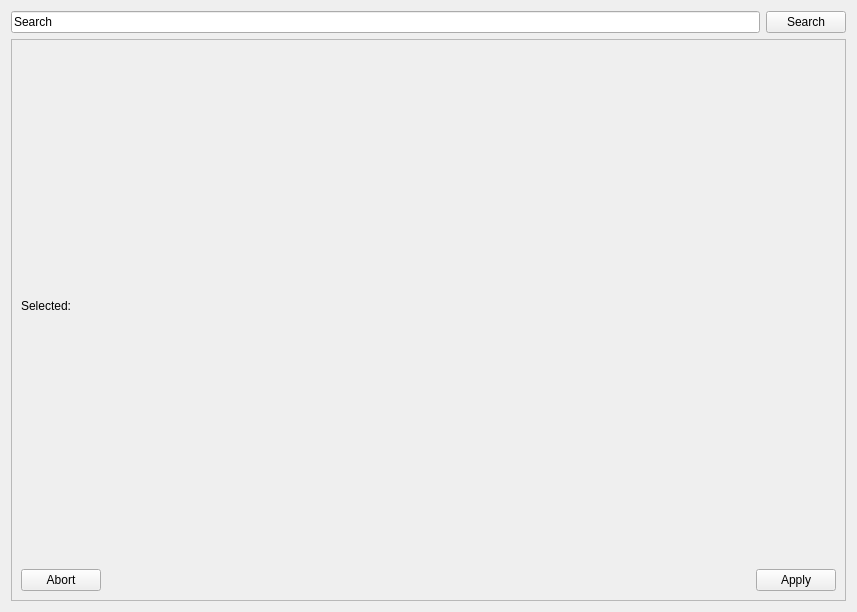
Qt form ui/relationalselection.ui (viur-framework/viur-admin) before a commit.
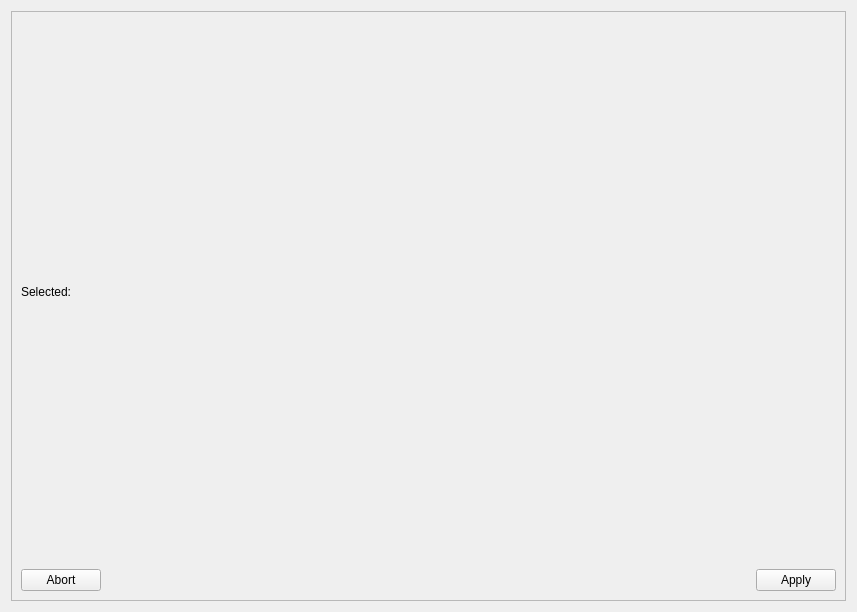
The same form after that commit. Icons and pictures are not drawn.

Commit message: Removed obsolete searchbar from relationalbone (has been superseeded by the ones provided by the displaywidgets itself)

Diff of the .ui file:
```diff
--- a/ui/relationalselection.ui
+++ b/ui/relationalselection.ui
@@ -14,28 +14,6 @@
    <string>Form</string>
   </property>
   <layout class="QVBoxLayout" name="verticalLayout">
-   <item>
-    <layout class="QHBoxLayout" name="horizontalLayout">
-     <item>
-      <widget class="QLineEdit" name="editSearch">
-       <property name="text">
-        <string>Search</string>
-       </property>
-      </widget>
-     </item>
-     <item>
-      <widget class="QPushButton" name="btnSearch">
-       <property name="text">
-        <string>Search</string>
-       </property>
-       <property name="icon">
-        <iconset>
-         <normaloff>icons/actions/search.png</normaloff>icons/actions/search.png</iconset>
-       </property>
-      </widget>
-     </item>
-    </layout>
-   </item>
    <item>
     <widget class="QScrollArea" name="scrollArea">
      <property name="widgetResizable">
@@ -47,7 +25,7 @@
         <x>0</x>
         <y>0</y>
         <width>843</width>
-        <height>567</height>
+        <height>598</height>
        </rect>
       </property>
       <layout class="QVBoxLayout" name="verticalLayout_2">
```
The commit also changes 1 other file.
